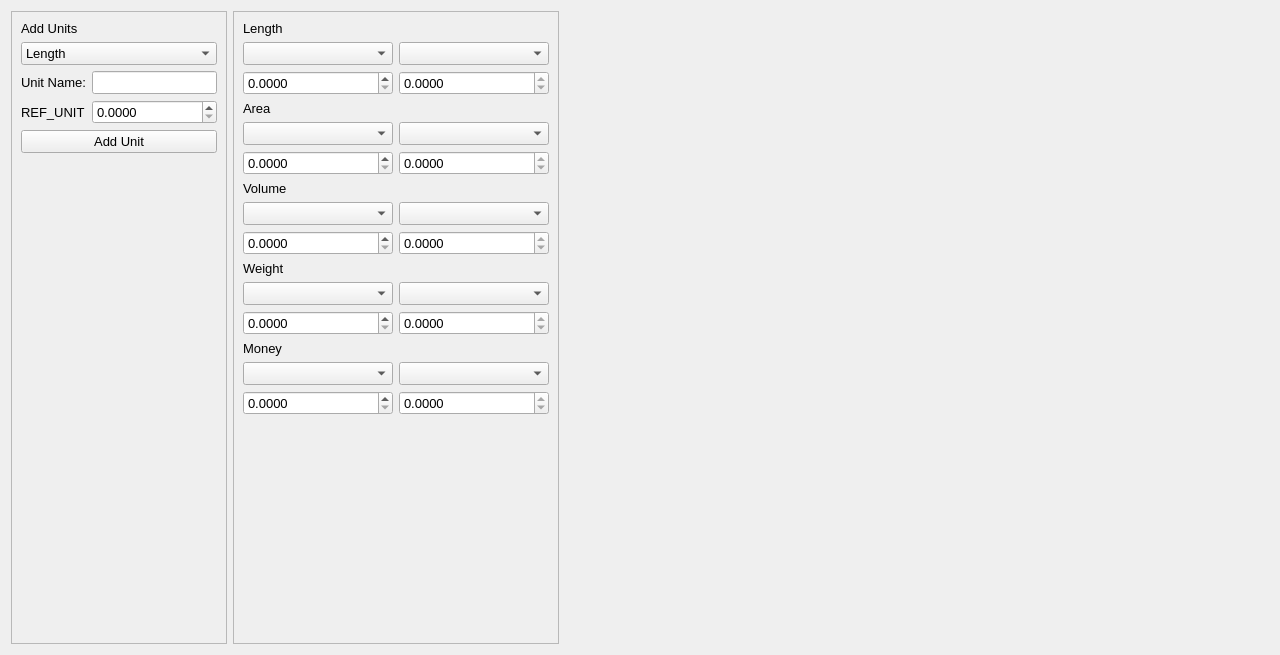
Qt form tools/convertertool.ui (PhilInTheGaps/GM-Companion) before a commit.
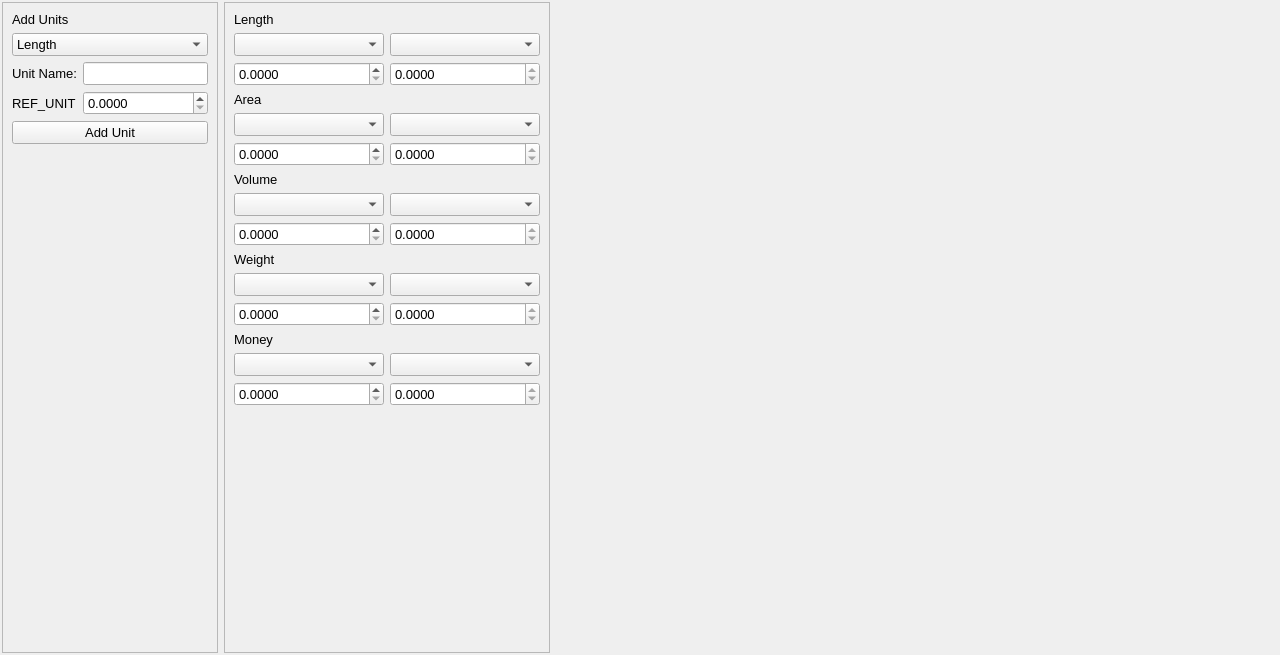
The same form after that commit.

Commit message: Changed top layout margins to 2px

Diff of the .ui file:
```diff
--- a/tools/convertertool.ui
+++ b/tools/convertertool.ui
@@ -14,6 +14,18 @@
    <string>Form</string>
   </property>
   <layout class="QHBoxLayout" name="horizontalLayout">
+   <property name="leftMargin">
+    <number>2</number>
+   </property>
+   <property name="topMargin">
+    <number>2</number>
+   </property>
+   <property name="rightMargin">
+    <number>2</number>
+   </property>
+   <property name="bottomMargin">
+    <number>2</number>
+   </property>
    <item>
     <widget class="QFrame" name="frame">
      <property name="sizePolicy">
```
The commit also changes 6 other files.
